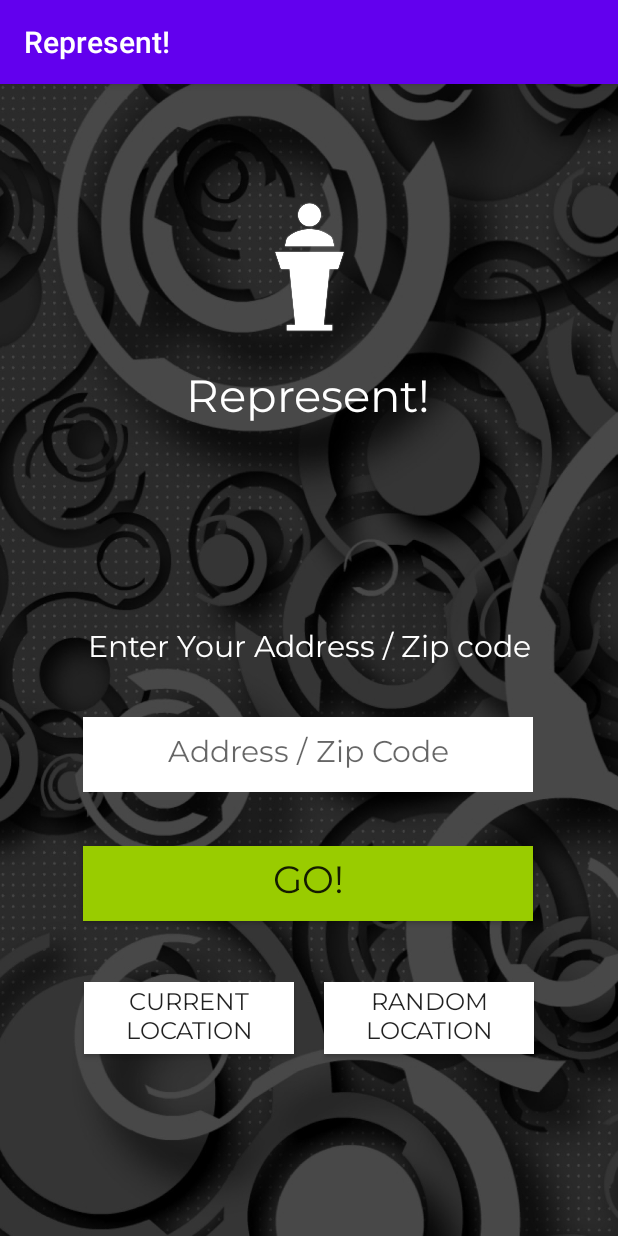
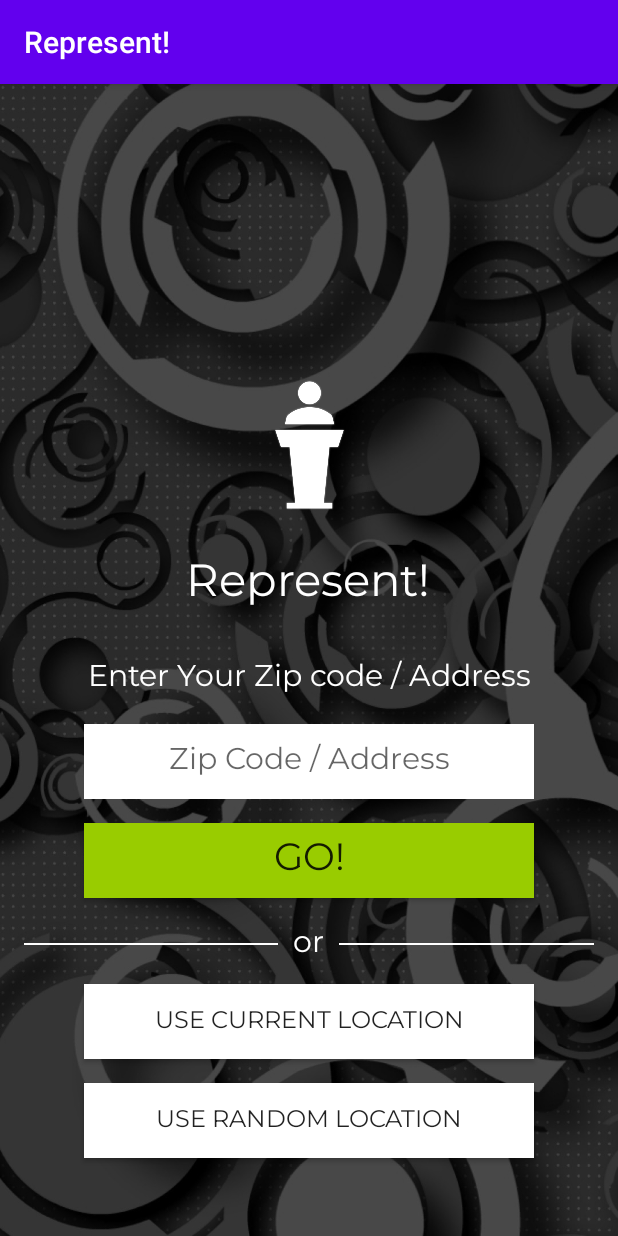
Before and after one commit to Liaoqitian/Election-2020, an Android app: the screen it shows after launch (MainActivity), on a phone screen of 412 x 824 dp. Run offline under Robolectric (Android 15) with nearby library versions, the light colour scheme and no system bars; our stand-ins replace Volley.

Commit message:
added divider

```diff
--- a/app/src/main/res/layout/activity_main.xml
+++ b/app/src/main/res/layout/activity_main.xml
@@ -11,46 +11,48 @@
         android:id="@+id/icon"
         android:layout_width="91dp"
         android:layout_height="101dp"
+        android:layout_marginTop="60dp"
+        android:layout_marginBottom="20dp"
         android:contentDescription="@string/icon"
-        app:layout_constraintBottom_toBottomOf="parent"
+        app:layout_constraintBottom_toTopOf="@+id/app_name"
         app:layout_constraintEnd_toEndOf="parent"
         app:layout_constraintStart_toStartOf="parent"
         app:layout_constraintTop_toTopOf="parent"
-        app:layout_constraintVertical_bias="0.107"
+        app:layout_constraintVertical_bias="1.0"
         app:srcCompat="@drawable/icon" />
 
     <TextView
         android:id="@+id/app_name"
         android:layout_width="wrap_content"
         android:layout_height="wrap_content"
-        android:layout_marginTop="16dp"
+        android:layout_marginBottom="26dp"
         android:fontFamily="@font/montserrat"
         android:text="@string/appName"
         android:textColor="#FFFFFF"
         android:textSize="30sp"
+        app:layout_constraintBottom_toTopOf="@+id/command"
         app:layout_constraintEnd_toEndOf="parent"
         app:layout_constraintHorizontal_bias="0.498"
-        app:layout_constraintStart_toStartOf="parent"
-        app:layout_constraintTop_toBottomOf="@+id/icon" />
+        app:layout_constraintStart_toStartOf="parent" />
 
     <TextView
         android:id="@+id/command"
         android:layout_width="wrap_content"
         android:layout_height="wrap_content"
+        android:layout_marginBottom="16dp"
         android:fontFamily="@font/montserrat"
         android:text="@string/command"
         android:textColor="#FFFFFF"
         android:textSize="20sp"
-        app:layout_constraintBottom_toBottomOf="parent"
+        app:layout_constraintBottom_toTopOf="@+id/addressInput"
         app:layout_constraintEnd_toEndOf="parent"
-        app:layout_constraintStart_toStartOf="parent"
-        app:layout_constraintTop_toBottomOf="@+id/app_name"
-        app:layout_constraintVertical_bias="0.255" />
+        app:layout_constraintStart_toStartOf="parent" />
 
     <EditText
         android:id="@+id/addressInput"
         android:layout_width="300dp"
         android:layout_height="50dp"
+        android:layout_marginBottom="16dp"
         android:autofillHints=""
         android:background="@android:color/white"
         android:fontFamily="@font/montserrat"
@@ -60,57 +62,94 @@
         android:textAlignment="center"
         android:textColor="#000000"
         android:textSize="20sp"
-        app:layout_constraintBottom_toBottomOf="parent"
+        app:layout_constraintBottom_toTopOf="@+id/go"
         app:layout_constraintEnd_toEndOf="parent"
-        app:layout_constraintHorizontal_bias="0.495"
+        app:layout_constraintHorizontal_bias="0.5"
         app:layout_constraintStart_toStartOf="parent"
-        app:layout_constraintTop_toBottomOf="@+id/command"
-        app:layout_constraintVertical_bias="0.093"
         tools:ignore="RtlCompat" />
 
     <Button
         android:id="@+id/go"
         android:layout_width="300dp"
         android:layout_height="50dp"
+        android:layout_marginBottom="16dp"
         android:background="@android:color/holo_green_light"
         android:fontFamily="@font/montserrat"
         android:text="@string/go"
         android:textSize="25sp"
-        app:layout_constraintBottom_toBottomOf="parent"
+        app:layout_constraintBottom_toTopOf="@+id/relativeLayout"
         app:layout_constraintEnd_toEndOf="parent"
-        app:layout_constraintHorizontal_bias="0.495"
-        app:layout_constraintStart_toStartOf="parent"
-        app:layout_constraintTop_toBottomOf="@+id/addressInput"
-        app:layout_constraintVertical_bias="0.147" />
+        app:layout_constraintHorizontal_bias="0.5"
+        app:layout_constraintStart_toStartOf="parent" />
+
+    <RelativeLayout
+        android:id="@+id/relativeLayout"
+        android:layout_width="match_parent"
+        android:layout_height="wrap_content"
+        android:layout_centerVertical="true"
+        android:layout_marginBottom="12dp"
+        app:layout_constraintBottom_toTopOf="@+id/currentLocation"
+        app:layout_constraintEnd_toEndOf="parent"
+        app:layout_constraintHorizontal_bias="0.0"
+        app:layout_constraintStart_toStartOf="parent">
+
+        <TextView
+            android:id="@+id/tvText"
+            android:layout_width="wrap_content"
+            android:layout_height="wrap_content"
+            android:layout_centerInParent="true"
+            android:layout_marginLeft="10dp"
+            android:layout_marginRight="10dp"
+            android:fontFamily="@font/montserrat"
+            android:text="@string/or"
+            android:textColor="#FFFFFF"
+            android:textSize="20sp" />
+
+        <View
+            android:layout_width="match_parent"
+            android:layout_height="1dp"
+            android:layout_centerVertical="true"
+            android:layout_marginLeft="16dp"
+            android:layout_toLeftOf="@id/tvText"
+            android:background="#FFFFFF" />
+
+        <View
+            android:layout_width="match_parent"
+            android:layout_height="1dp"
+            android:layout_centerVertical="true"
+            android:layout_marginRight="16dp"
+            android:layout_toRightOf="@id/tvText"
+            android:background="#FFFFFF" />
+
+    </RelativeLayout>
 
     <Button
         android:id="@+id/currentLocation"
-        android:layout_width="140dp"
-        android:layout_height="wrap_content"
+        android:layout_width="300dp"
+        android:layout_height="50dp"
+        android:layout_marginBottom="16dp"
         android:background="@android:color/white"
         android:fontFamily="@font/montserrat"
         android:text="@string/currentLocation"
         android:textSize="16sp"
-        app:layout_constraintBottom_toBottomOf="parent"
-        app:layout_constraintEnd_toStartOf="@+id/randomLocation"
-        app:layout_constraintHorizontal_bias="0.733"
-        app:layout_constraintStart_toStartOf="parent"
-        app:layout_constraintTop_toBottomOf="@+id/go"
-        app:layout_constraintVertical_bias="0.25" />
+        app:layout_constraintBottom_toTopOf="@+id/randomLocation"
+        app:layout_constraintEnd_toEndOf="parent"
+        app:layout_constraintHorizontal_bias="0.5"
+        app:layout_constraintStart_toStartOf="parent" />
 
     <Button
         android:id="@+id/randomLocation"
-        android:layout_width="140dp"
-        android:layout_height="wrap_content"
-        android:layout_marginEnd="56dp"
+        android:layout_width="300dp"
+        android:layout_height="50dp"
+        android:layout_marginBottom="52dp"
         android:background="@android:color/white"
         android:fontFamily="@font/montserrat"
         android:text="@string/randomLocation"
         android:textSize="16sp"
-        app:layout_constraintBottom_toBottomOf="@+id/currentLocation"
+        app:layout_constraintBottom_toBottomOf="parent"
         app:layout_constraintEnd_toEndOf="parent"
-        app:layout_constraintTop_toTopOf="@+id/currentLocation"
-        app:layout_constraintVertical_bias="0.0" />
+        app:layout_constraintHorizontal_bias="0.5"
+        app:layout_constraintStart_toStartOf="parent" />
 
 
 </androidx.constraintlayout.widget.ConstraintLayout>
--- a/app/src/main/res/values/strings.xml
+++ b/app/src/main/res/values/strings.xml
@@ -1,17 +1,18 @@
 <resources>
     <string name="icon">icon</string>
     <string name="appName">Represent!</string>
-    <string name="command">Enter Your Address / Zip code</string>
+    <string name="command">Enter Your Zip code / Address</string>
     <string name="background">background</string>
-    <string name="hint">Address / Zip Code</string>
+    <string name="hint">Zip Code / Address </string>
     <string name="go">Go!</string>
     <string name="location">location</string>
-    <string name="currentLocation">Current Location</string>
-    <string name="randomLocation">Random Location</string>
+    <string name="currentLocation">Use Current Location</string>
+    <string name="randomLocation">Use Random Location</string>
     <string name="congressionalTitle">Congress Representatives in</string>
     <string name="invalidAddress">Invalid Address</string>
     <string name="profileOne">profileOne</string>
     <string name="profileTwo">profileTwo</string>
     <string name="profileThree">profileThree</string>
     <string name="moreInfo">More Info</string>
+    <string name="or">or</string>
 </resources>
```
